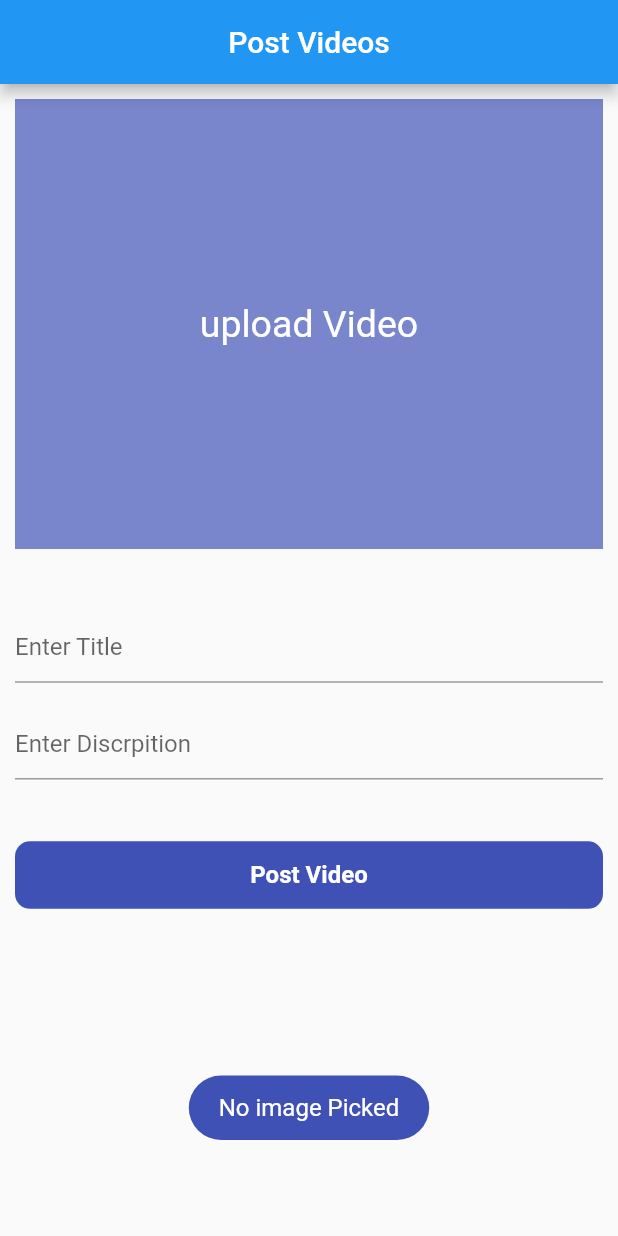
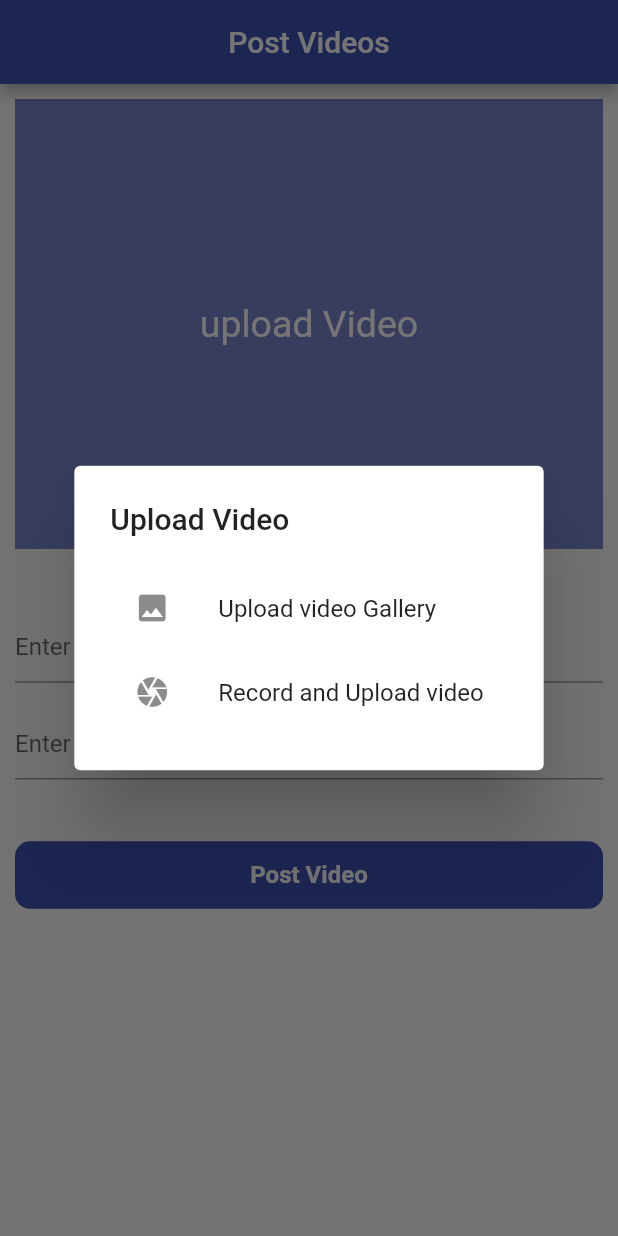
Before and after one commit to Engrkamlesh/video_app, a Flutter app: the Post_Videos screen opened directly, after a tap on "upload Video", on a phone screen of 412 x 824 dp. Run offline on Flutter 3.47's test engine with Material 2 defaults, Android fonts, the phone set to English and light mode, and no system bars; our stand-ins replace chewie, cloud_firestore, firebase_auth, firebase_core, firebase_database, firebase_storage and 4 more; accounts and stored records are empty.

Commit message:
Same Update

```diff
--- a/lib/main.dart
+++ b/lib/main.dart
@@ -1,6 +1,6 @@
 import 'package:firebase_core/firebase_core.dart';
 import 'package:flutter/material.dart';
-import 'login_mobile.dart';
+import 'package:video_app/login_mobile.dart';
 
 void main() async{
   WidgetsFlutterBinding.ensureInitialized();
--- a/lib/post_video.dart
+++ b/lib/post_video.dart
@@ -30,15 +30,43 @@ class _Post_VideosState extends State<Post_Videos> {
    UserCredential? credential;
   File? _video;
   final picker  = ImagePicker();
-  Future _getvideoGallery()async{
-    final pickfile = await picker.pickVideo(source: ImageSource.gallery);
+  Future _getvideoGallery(ImageSource source)async{
+    final pickfile = await picker.pickVideo(source: source,preferredCameraDevice: CameraDevice.rear,maxDuration: const Duration(minutes: 5));
     // final pickfiled = await picker.pickImage(source: ImageSource.gallery, imageQuality: 80);
     setState(() {
       if(pickfile!=null){
         _video = File(pickfile.path);
       }else{
-        Utils().ToastMassage('No image Picked');
+        Utils().ToastMassage('No Video Picked');
       }
+    });
+  }
+
+  void showPhotoptions(){
+    showDialog(context: context, builder: (context){
+      return AlertDialog(
+        title: const Text("Upload Video"),
+        content: Column(
+          mainAxisSize: MainAxisSize.min,
+          children: [
+          ListTile(
+            onTap: (){
+              Navigator.pop(context);
+              _getvideoGallery(ImageSource.gallery);
+            },
+            leading:const Icon(Icons.image),
+            title:const Text('Upload video Gallery'),
+          ),
+          ListTile(
+            onTap: (){
+              Navigator.pop(context);
+              _getvideoGallery(ImageSource.camera);
+            },
+            leading:const Icon(Icons.camera),
+            title:const Text('Record and Upload video'),
+          ),
+        ],),
+      );
     });
   }
 
@@ -61,12 +89,10 @@ class _Post_VideosState extends State<Post_Videos> {
   }
 
 Future uploadToStorage() async {
-    var uuid =Uuid();
+    var uuid =const Uuid();
     dynamic id=uuid.v1();
     try {
       mAuth.signInAnonymously().then((value)  async {
-        // final filee = await ImagePicker(
-        // final file =  await ImagePicker().pickVideo(source: ImageSource.gallery);
         Reference ref = FirebaseStorage.instance.ref().child("video").child(id);
         UploadTask uploadTask = ref.putFile(File(_video!.path), SettableMetadata(contentType: 'video/mp4'));
         var storageTaskSnapshot = await uploadTask;
@@ -78,7 +104,7 @@ Future uploadToStorage() async {
           "title":titlecontroller.text.trim(),
           'discription':discrpitionController.text.trim()
         }).then((value) {
-          Navigator.push(context,MaterialPageRoute(builder: (context)=>View_Video_list()));
+          Navigator.push(context,MaterialPageRoute(builder: (context)=>const View_Video_list()));
           Utils().ToastMassage('Uploaded Video');
         });
       });
@@ -87,70 +113,43 @@ Future uploadToStorage() async {
     }
   }
 
-// void updataData()async{
-//   if (credential != null) {
-//   String uid = credential!.user!.uid;
-//   UploadTask uploadTask = FirebaseStorage.instance.ref("VideosRepo").
-//   child(uid).putFile(_video!);
-//   TaskSnapshot snapshot = await uploadTask;
-//   String videourl = await snapshot.ref.getDownloadURL();
-//   String title = titlecontroller.text.trim();
-//   String discription = DiscrpitionController.text.trim();
-
-//  PostModel newpost = PostModel(
-//   uid: uid,
-//   title: title,
-//   discription: discription,
-//   video: videourl
-//  );
-
-//   await FirebaseFirestore.instance.collection('PostVideo').doc(uid).set(newpost.toMap()).
-//     then((value){
-//     Utils().ToastMassage('Video Uploaded');
-//     //  Navigator.popUntil(context, (route) => route.isFirst);
-//     //  Navigator.pushReplacement(context, MaterialPageRoute(builder: (context){
-//     //   return Home_Page(userModel: widget.userModel,
-//     //    firebaseUser: widget.firebaseuser);
-//     //  }));
-//   });
-//   }
-// }
-
   @override
   Widget build(BuildContext context) {
     return Scaffold(
-      appBar: AppBar(title: Text("Post Videos"),centerTitle: true,automaticallyImplyLeading: false,),
+      appBar: AppBar(
+        backgroundColor: Colors.indigo,
+        title: const Text("Post Videos"),centerTitle: true,automaticallyImplyLeading: false,),
       body: SafeArea(child: SingleChildScrollView(
         child: Padding(
           padding: const EdgeInsets.all(10.0),
           child: Column(children: [
             InkWell(
               onTap: (){
-                _getvideoGallery();
+                showPhotoptions();
               },
               child: (_video != null)?Container(
               height: 300,
               width: double.infinity,
               color: Colors.green[300],
-              child: Center(child: Text("Thank you For Upload Video",style: TextStyle(fontSize: 25,color: Colors.white),)),
+              child: const Center(child: Text("Thank you For Upload Video",style: TextStyle(fontSize: 25,color: Colors.white),)),
             ): Container(
               height: 300,
               width: double.infinity,
               color: Colors.indigo[300],
-              child: Center(child: Text('upload Video', style: TextStyle(fontSize: 25,color: Colors.white),),),
+              child: const Center(child: Text('upload Video', style: TextStyle(fontSize: 25,color: Colors.white),),),
             ),
             ),
             SizedBox(height: MediaQuery.of(context).size.height*0.05),
             TextFormField(
               controller: titlecontroller,
-              decoration: InputDecoration(
+              decoration: const InputDecoration(
                 hintText: 'Enter Title',
               ),
             ),
             SizedBox(height: MediaQuery.of(context).size.height*0.02),
             TextFormField(
               controller: discrpitionController,
-              decoration: InputDecoration(
+              decoration: const InputDecoration(
                 hintText: 'Enter Discrpition'
               ),
             ),
--- a/pubspec.yaml
+++ b/pubspec.yaml
@@ -45,6 +45,10 @@ dependencies:
   fluttertoast:
   uuid: ^3.0.7
   velocity_x: ^3.6.0
+  video_player: ^2.5.2
+  chewie: ^1.4.0
+
+
 
 dev_dependencies:
   flutter_test:
```
Also changed, not shown: lib/verify_otp.dart (+7 -6 lines), lib/video_play_apk.dart (added, +53 -0 lines), lib/view_video.dart (+46 -21 lines), pubspec.lock, 3 other files.
